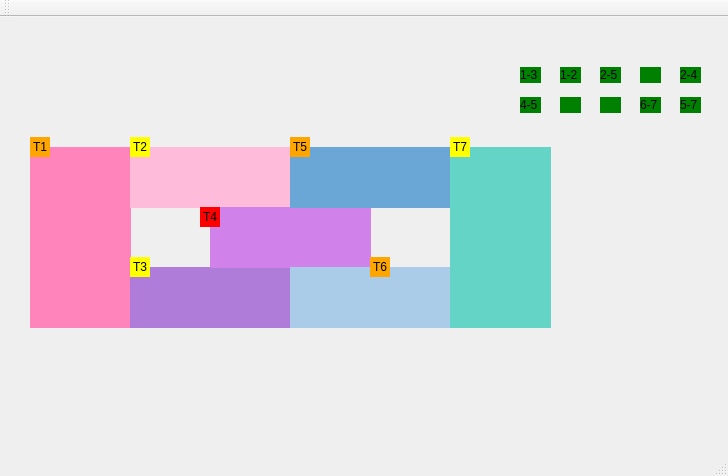
emillicosta/simuladortrem, file mainwindow.ui: the form before one commit.
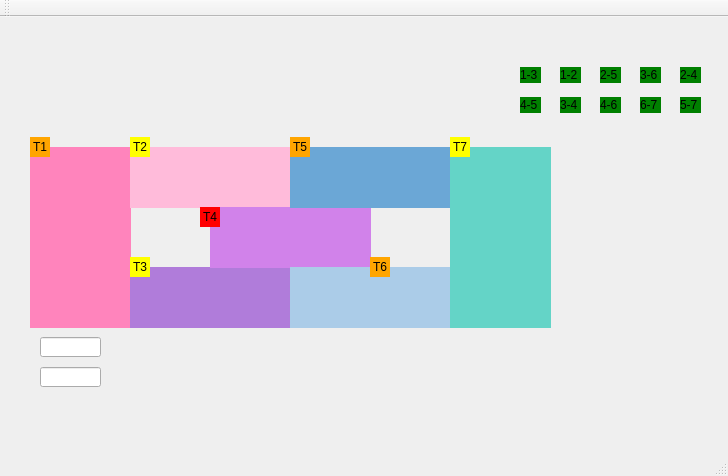
The form after the commit.

Commit message: Adicionado o calculo do tempo de uma volta e a média

Diff of the .ui file:
```diff
--- a/mainwindow.ui
+++ b/mainwindow.ui
@@ -272,7 +272,7 @@
 </string>
     </property>
     <property name="text">
-     <string/>
+     <string>3-6</string>
     </property>
    </widget>
    <widget class="QLabel" name="labelSema4">
@@ -338,7 +338,7 @@
 </string>
     </property>
     <property name="text">
-     <string/>
+     <string>3-4</string>
     </property>
    </widget>
    <widget class="QLabel" name="labelSema7">
@@ -354,7 +354,7 @@
      <string notr="true">background-color: green</string>
     </property>
     <property name="text">
-     <string/>
+     <string>4-6</string>
     </property>
    </widget>
    <widget class="QLabel" name="labelSema8">
@@ -405,6 +405,32 @@
      <string>1-2</string>
     </property>
    </widget>
+   <widget class="QLineEdit" name="tempo1">
+    <property name="geometry">
+     <rect>
+      <x>40</x>
+      <y>320</y>
+      <width>61</width>
+      <height>20</height>
+     </rect>
+    </property>
+    <property name="text">
+     <string/>
+    </property>
+   </widget>
+   <widget class="QLineEdit" name="media1">
+    <property name="geometry">
+     <rect>
+      <x>40</x>
+      <y>350</y>
+      <width>61</width>
+      <height>20</height>
+     </rect>
+    </property>
+    <property name="text">
+     <string/>
+    </property>
+   </widget>
   </widget>
   <widget class="QMenuBar" name="menuBar">
    <property name="geometry">
```
The commit also changes 7 other files.
